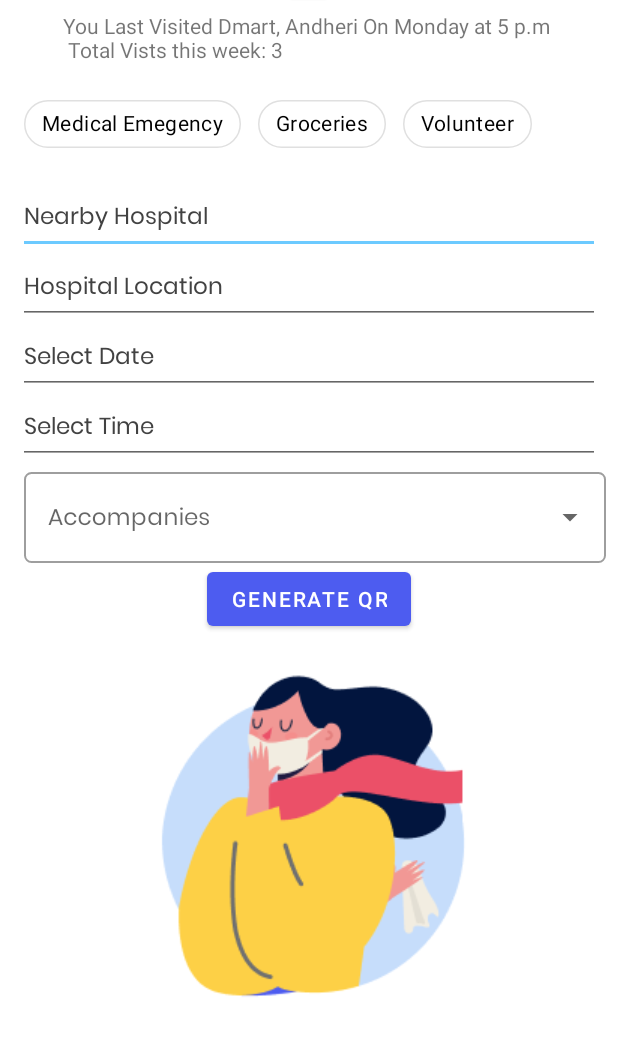
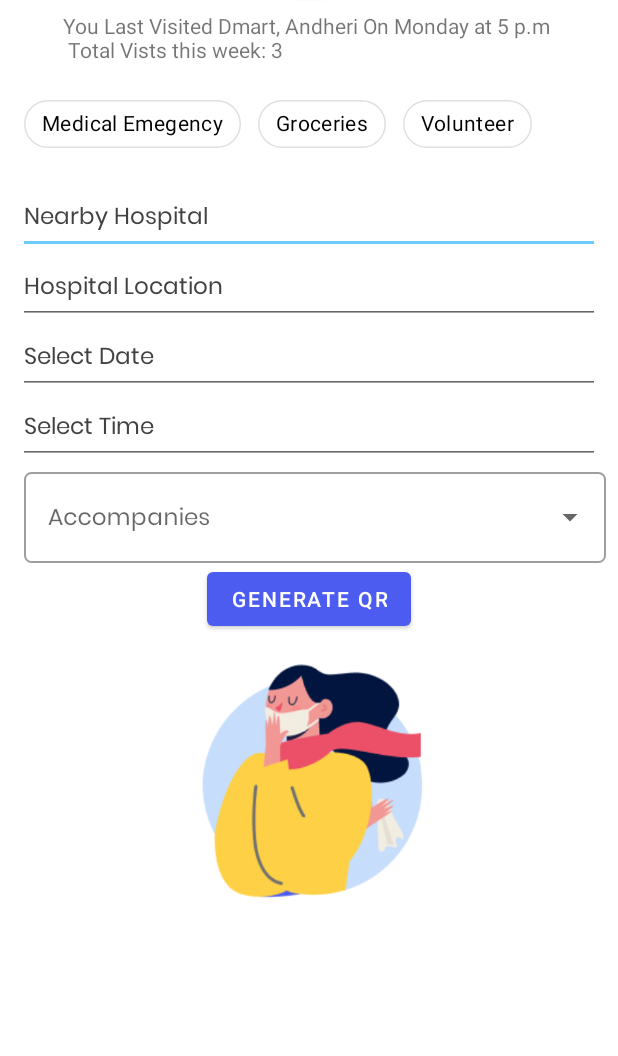
Before and after one commit to abhishekgupta-99/GoCorona, an Android app: the GO_OUT screen opened directly, with no data from a screen before it, on a phone screen of 412 x 824 dp, the part 86-1142 px from its top. Run offline under Robolectric (Android 15) with nearby library versions, the phone set to English and light mode, and no system bars; libraries missing offline, so code that uses them is left out: androidmads.library.qrgenearator; 1 statement that could not run was skipped.

Commit message:
Merge branch 'master' of https://github.com/pranjalpc99/GoCorona into abhishek
# Conflicts:
#	app/build.gradle
#	app/src/main/res/values/strings.xml

```diff
--- a/app/src/main/java/com/tachyon/gocorona/GO_OUT.java
+++ b/app/src/main/java/com/tachyon/gocorona/GO_OUT.java
@@ -14,6 +14,7 @@ import android.view.View;
 import android.view.WindowManager;
 import android.widget.ArrayAdapter;
 import android.widget.AutoCompleteTextView;
+import android.widget.Button;
 import android.widget.DatePicker;
 import android.widget.EditText;
 import android.widget.ImageView;
@@ -238,10 +239,12 @@ chipGroup.setOnCheckedChangeListener(new ChipGroup.OnCheckedChangeListener() {
             int width = point.x;
             int height = point.y;
             int smallerDimension = width < height ? width : height;
-            smallerDimension = smallerDimension * (1/2);
+            smallerDimension = smallerDimension ;
 
 
             QRGEncoder qrgEncoder = new QRGEncoder(inputValue, null, QRGContents.Type.TEXT, smallerDimension);
+            //Unverified
+
             qrgEncoder.setColorBlack(Color.BLACK);
             qrgEncoder.setColorWhite(Color.WHITE);
             try {
@@ -249,6 +252,9 @@ chipGroup.setOnCheckedChangeListener(new ChipGroup.OnCheckedChangeListener() {
                 Bitmap bitmap = qrgEncoder.getBitmap();
                 // Setting Bitmap to ImageView
                 qrimg.setImageBitmap(bitmap);
+
+                Button verify=findViewById(R.id.verify);
+                verify.setVisibility(View.VISIBLE);
             } catch (Exception e) {
                 Log.v("QR ERROR", e.toString());
             }
--- a/app/src/main/res/layout/activity_go__out.xml
+++ b/app/src/main/res/layout/activity_go__out.xml
@@ -299,8 +299,8 @@
             </LinearLayout>
 
             <ImageView
-                android:layout_width="wrap_content"
-                android:layout_height="wrap_content"
+                android:layout_width="200dp"
+                android:layout_height="200dp"
                 android:layout_below="@+id/book_details"
                 android:layout_centerInParent="true"
                 android:foregroundGravity="center"
@@ -309,6 +309,19 @@
 
             </ImageView>
 
+
+            <Button
+                android:layout_width="wrap_content"
+                android:layout_gravity="center"
+                android:layout_below="@+id/qrgenerate"
+                android:text="Get It Verified"
+                android:id="@+id/verify"
+                android:visibility="gone"
+                android:onClick="verify"
+                android:layout_centerInParent="true"
+                android:layout_height="wrap_content">
+            </Button>
+
         </RelativeLayout>
 
     </ScrollView>
```
